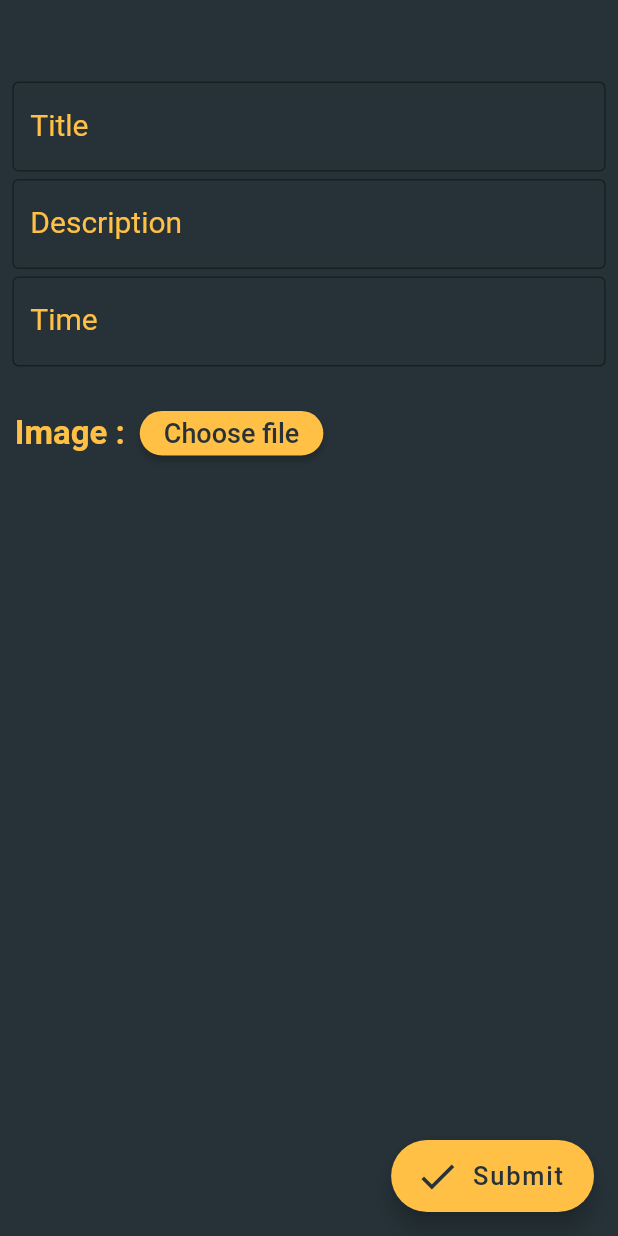
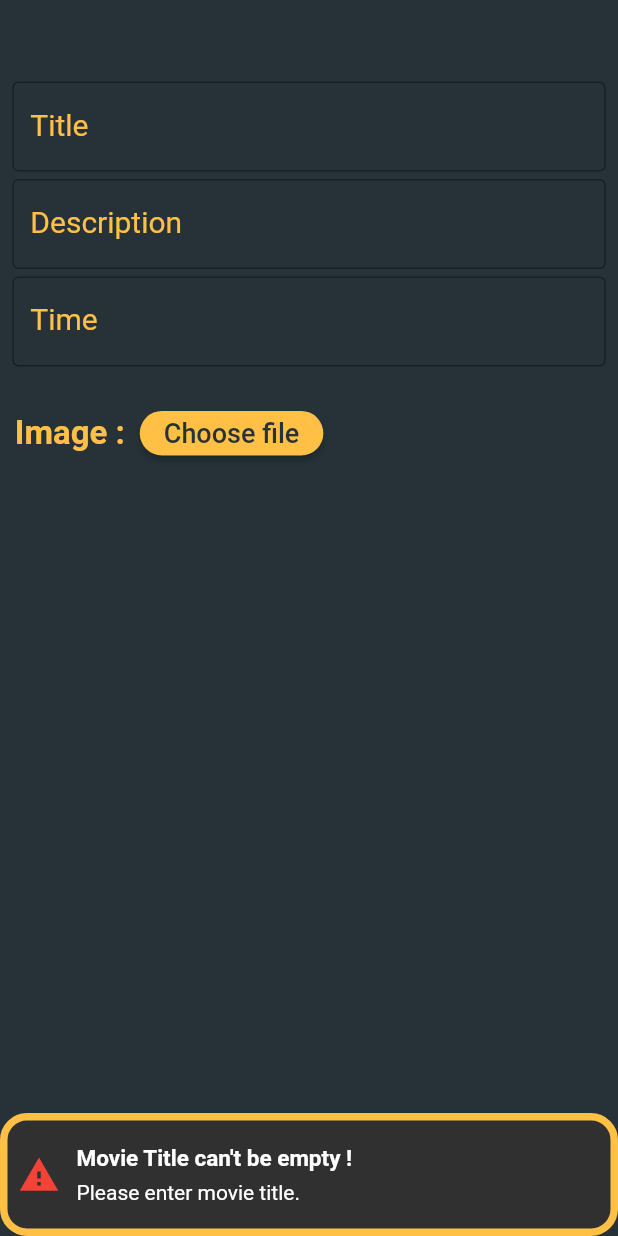
Before and after one commit to NouhJr/Cinema-Booking-Application-Vendor-Application, a Flutter app: the AddingMovies screen opened directly, after a tap on "Submit", on a phone screen of 412 x 824 dp. Run offline on Flutter 3.47's test engine with Material 2 defaults, Android fonts, the light colour scheme and no system bars; our stand-ins replace cloud_firestore, connectivity, firebase_core, firebase_storage, flushbar, image_picker and 1 more; accounts and stored records are empty.

Commit message:
Adding flush_bar indicator & Check for device connectivity

```diff
--- /dev/null
+++ b/lib/Components/FlushBar.dart
@@ -0,0 +1,24 @@
+import 'package:flushbar/flushbar.dart';
+import 'package:flutter/material.dart';
+import 'package:vendor_app/Components/Constants.dart';
+
+class Warning {
+  void errorMessage(BuildContext context,
+      {@required String title,
+      @required String message,
+      @required IconData icons}) {
+    Flushbar(
+      title: title,
+      message: message,
+      icon: Icon(
+        icons,
+        size: 28,
+        color: Colors.red,
+      ),
+      borderColor: SubMainColor,
+      borderWidth: 5,
+      duration: Duration(seconds: 3),
+      borderRadius: 18,
+    )..show(context);
+  }
+}
--- a/lib/Screens/Adding_New_Movie_Screen.dart
+++ b/lib/Screens/Adding_New_Movie_Screen.dart
@@ -3,11 +3,14 @@ import 'package:image_picker/image_picker.dart';
 import 'dart:io';
 import 'package:shared_preferences/shared_preferences.dart';
 import 'package:cloud_firestore/cloud_firestore.dart';
+import 'package:connectivity/connectivity.dart';
 import 'package:vendor_app/Components/Constants.dart';
 import 'package:vendor_app/Components/Custom_Text_Field.dart';
 import 'package:vendor_app/Components/Size_Configurations.dart';
 import 'package:vendor_app/Components/Navigator.dart';
+import 'package:vendor_app/Components/FlushBar.dart';
 import 'package:vendor_app/Screens/Image_Selection.dart';
+import 'package:vendor_app/Screens/Home_Screen.dart';
 
 class AddingMovies extends StatefulWidget {
   @override
@@ -147,6 +150,41 @@ class _AddingMoviesState extends State<AddingMovies> {
   }
 
   Future submit() async {
+    //Check if there is internet connection or not and display message error if not.
+    var connectivityResult = await (Connectivity().checkConnectivity());
+    if (connectivityResult == ConnectivityResult.none) {
+      Warning().errorMessage(
+        context,
+        title: "No internet connection !",
+        message: "Pleas turn on wifi or mobile data",
+        icons: Icons.signal_wifi_off,
+      );
+
+      //Ensure that 'Movie Title' field isn't empty.
+    } else if (movieTilteController.text.isEmpty) {
+      Warning().errorMessage(
+        context,
+        title: "Movie Title can't be empty !",
+        message: 'Please enter movie title.',
+        icons: Icons.warning,
+      );
+      //Ensure that 'Movie Description' field isn't empty.
+    } else if (movieDescriptionController.text.isEmpty) {
+      Warning().errorMessage(
+        context,
+        title: "Movie Description can't be empty !",
+        message: 'Please enter movie description.',
+        icons: Icons.warning,
+      );
+      //Ensure that 'Movie Time' field isn't empty.
+    } else if (movieTimeController.text.isEmpty) {
+      Warning().errorMessage(
+        context,
+        title: "Movie Time can't be empty !",
+        message: 'Please enter movie time.',
+        icons: Icons.warning,
+      );
+    } else {
       try {
         SharedPreferences prefs = await SharedPreferences.getInstance();
         var uploadedImageUrl = prefs.getString('IMAGEURL');
@@ -160,11 +198,19 @@ class _AddingMoviesState extends State<AddingMovies> {
           'Image': uploadedImageUrl,
           'Number of seats': 47,
           'Time': movieTimeController.text,
-        'DocID':
-            movieTilteController.text.replaceAll(new RegExp(r"\s+\b|\b\s"), ""),
+          'DocID': movieTilteController.text
+              .replaceAll(new RegExp(r"\s+\b|\b\s"), ""),
         });
+        Warning().errorMessage(
+          context,
+          title: "Created...!",
+          message: "Movie created successfully.",
+          icons: Icons.check_circle,
+        );
+        CustomRouter().navigator(context, HomeScreen());
       } catch (e) {
         print(e.toString());
       }
     }
   }
+}
--- a/pubspec.yaml
+++ b/pubspec.yaml
@@ -55,9 +55,9 @@ flutter:
   uses-material-design: true
 
   # To add assets to your application, add an assets section, like this:
-  # assets:
-  #   - images/a_dot_burr.jpeg
-  #   - images/a_dot_ham.jpeg
+  assets:
+    - Assets/344-3449415_motorhead-logo-png-cinema-icon-png.png
+
 
   # An image asset can refer to one or more resolution-specific "variants", see
   # https://flutter.dev/assets-and-images/#resolution-aware.
```
Also changed, not shown: lib/Screens/Image_Selection.dart (+24 -2 lines), lib/Screens/Movie_Details_Screen.dart (+25 -4 lines), 344-3449415_motorhead-logo-png-cinema-icon-png.png (added), Assets/344-3449415_motorhead-logo-png-cinema-icon-png.png (added). Lines whose indentation alone changed are shown as unchanged.
